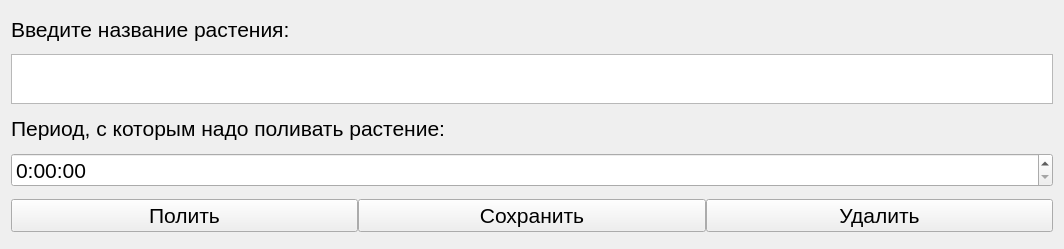
Old version of the form src/input.ui in the repository stpavlenko/CourseOP.
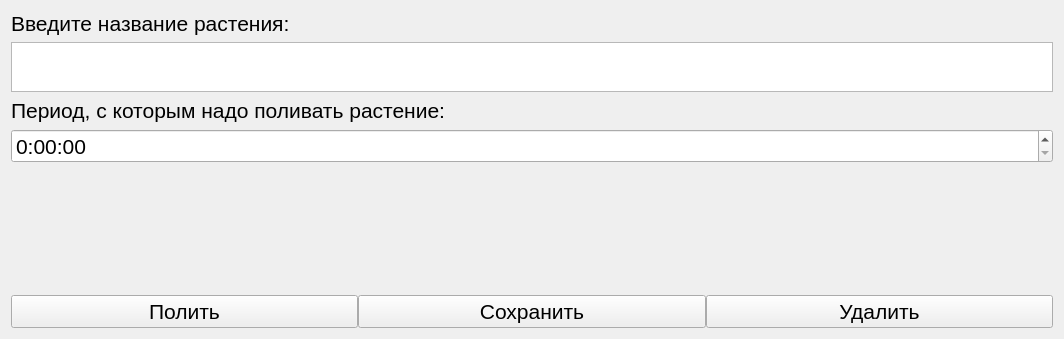
New version of the form.

```diff
--- a/src/input.ui
+++ b/src/input.ui
@@ -7,7 +7,7 @@
     <x>0</x>
     <y>0</y>
     <width>1064</width>
-    <height>249</height>
+    <height>339</height>
    </rect>
   </property>
   <property name="font">
@@ -58,6 +58,9 @@
    </item>
    <item>
     <widget class="QLabel" name="label_2">
+     <property name="enabled">
+      <bool>true</bool>
+     </property>
      <property name="sizePolicy">
       <sizepolicy hsizetype="Preferred" vsizetype="Fixed">
        <horstretch>0</horstretch>
@@ -71,6 +74,12 @@
    </item>
    <item>
     <widget class="QTimeEdit" name="timeEdit">
+     <property name="enabled">
+      <bool>true</bool>
+     </property>
+     <property name="showGroupSeparator" stdset="0">
+      <bool>false</bool>
+     </property>
      <property name="currentSection">
       <enum>QDateTimeEdit::HourSection</enum>
      </property>
@@ -79,6 +88,13 @@
      </property>
     </widget>
    </item>
+   <item>
+    <widget class="QLabel" name="status">
+     <property name="text">
+      <string/>
+     </property>
+    </widget>
+   </item>
    <item>
     <layout class="QHBoxLayout" name="horizontalLayout" stretch="0,0,0">
      <property name="spacing">
```
Left out of the diff: 9 changed lines with no effect on the pictures.
